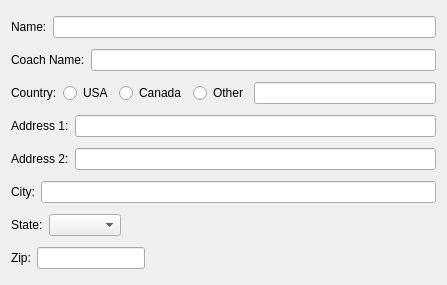
Above: ClubEditor.ui from gcdean/JudoMaster before the change. Below: the same form after it.
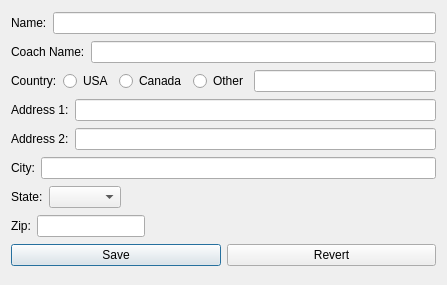
That is the form after the change.

Commit message: Initial work on using a club controller

```diff
--- a/ClubEditor.ui
+++ b/ClubEditor.ui
@@ -173,6 +173,27 @@
      </item>
     </layout>
    </item>
+   <item>
+    <layout class="QHBoxLayout" name="horizontalLayout_9">
+     <item>
+      <widget class="QPushButton" name="saveBtn">
+       <property name="text">
+        <string>Save</string>
+       </property>
+       <property name="default">
+        <bool>true</bool>
+       </property>
+      </widget>
+     </item>
+     <item>
+      <widget class="QPushButton" name="revertBtn">
+       <property name="text">
+        <string>Revert</string>
+       </property>
+      </widget>
+     </item>
+    </layout>
+   </item>
   </layout>
  </widget>
  <resources/>
```
Left out of the diff: 39 changed lines with no effect on the pictures. The commit also changes 14 other files.
